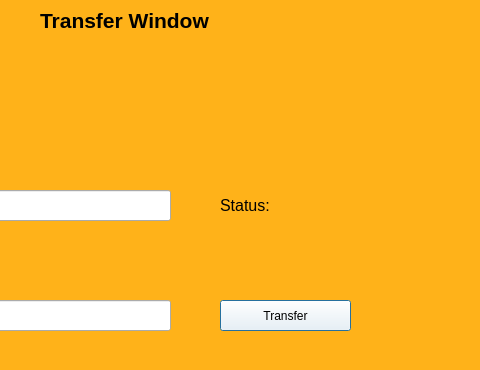
Before: the Qt Designer form BankManagement_Extra/Forms/transferwindow.ui in SamDukJin/OOP_Proj-new-, drawn with Qt 5; both pictures show x 220 to 700 and y 0 to 370 of the 700 by 500 pixel window.
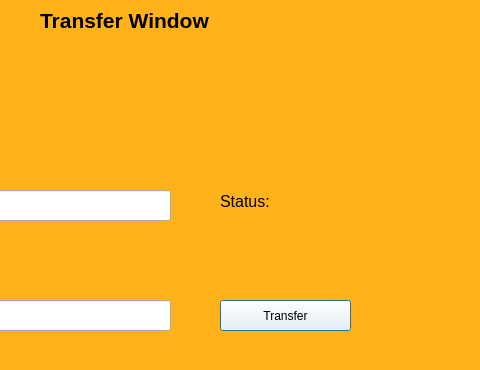
After: the same form once the commit is applied.

The edit to the form file:
```diff
--- a/BankManagement_Extra/Forms/transferwindow.ui
+++ b/BankManagement_Extra/Forms/transferwindow.ui
@@ -152,9 +152,9 @@
    <property name="geometry">
     <rect>
      <x>440</x>
-     <y>190</y>
-     <width>231</width>
-     <height>31</height>
+     <y>170</y>
+     <width>241</width>
+     <height>81</height>
     </rect>
    </property>
    <property name="font">
@@ -168,7 +168,8 @@
 }</string>
    </property>
    <property name="text">
-    <string>Status:</string>
+    <string>Status:
+</string>
    </property>
   </widget>
   <widget class="QLabel" name="label_4">
```
